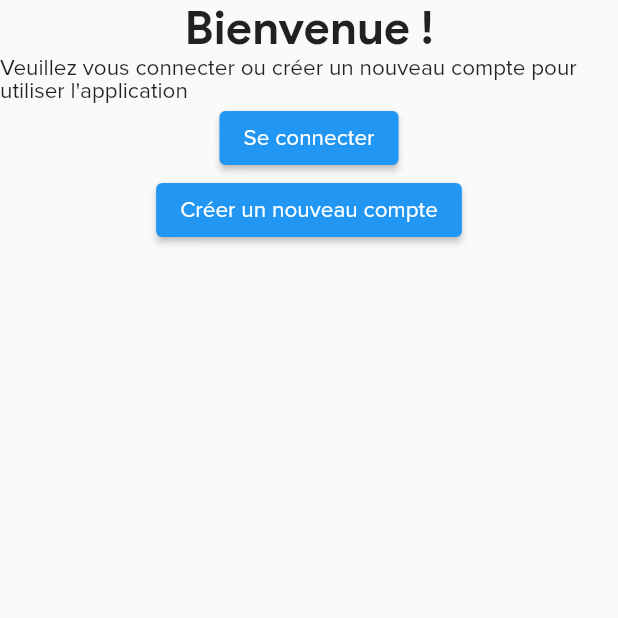
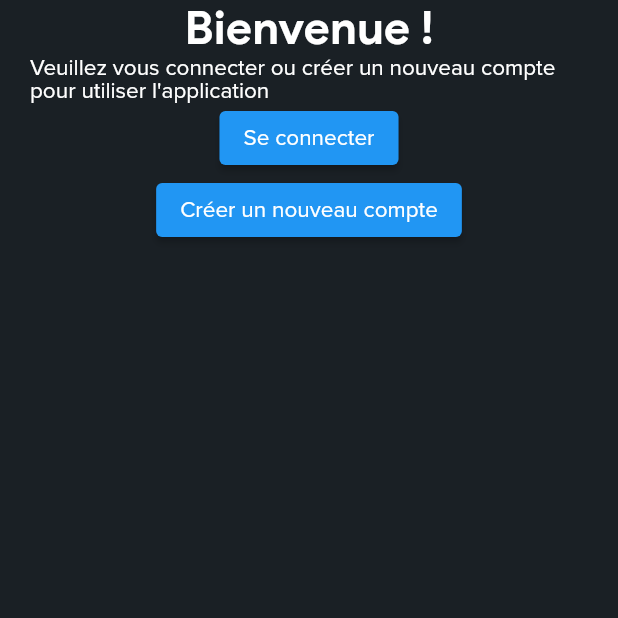
Before and after one commit to LeKaZeD/SteamApp, a Flutter app: the screen it shows after launch, on a phone screen of 412 x 824 dp, the top half of it. Run offline on Flutter 3.47's test engine with Material 2 defaults, Android fonts, the phone set to English and light mode, and no system bars.

Commit message:
custom colors

```diff
--- /dev/null
+++ b/lib/AppColors.dart
@@ -0,0 +1,9 @@
+import 'package:flutter/painting.dart';
+
+class AppColors {
+  static const Color white = Color(0xFFFFFFFF);
+  static const Color background = Color(0xFF1A2025);
+  static const Color input = Color(0xFF1E262C);
+  static const Color primary = Color(0xFF636AF6);
+  static const Color error = Color(0xFFFF004F);
+}
--- a/lib/Connexion.dart
+++ b/lib/Connexion.dart
@@ -1,4 +1,5 @@
 import 'package:flutter/material.dart';
+import 'package:steam_app/AppColors.dart';
 
 class Connexion extends StatefulWidget {
   const Connexion({super.key, required this.title});
@@ -13,7 +14,9 @@ class _ConnexionPageState extends State<Connexion> {
   @override
   Widget build(BuildContext context) {
     return Scaffold(
-      body: Center(
+      backgroundColor: AppColors.background,
+      body: Container(
+        margin: const EdgeInsets.only(left: 20, right: 20),
         child: Column(
           mainAxisAlignment: MainAxisAlignment.start,
           children: [
@@ -25,7 +28,8 @@ class _ConnexionPageState extends State<Connexion> {
                   style: TextStyle(
                       fontFamily: 'GoogleSans',
                       fontWeight: FontWeight.bold,
-                      fontSize: 30),
+                      fontSize: 30,
+                      color: AppColors.white),
                 ),
               ],
             ),
@@ -39,7 +43,8 @@ class _ConnexionPageState extends State<Connexion> {
                       style: TextStyle(
                           fontFamily: 'Proxima',
                           fontWeight: FontWeight.normal,
-                          fontSize: 15),
+                          fontSize: 15,
+                          color: AppColors.white),
                     )),
               ],
             ),
--- a/lib/main.dart
+++ b/lib/main.dart
@@ -15,6 +15,7 @@ class MyApp extends StatelessWidget {
   Widget build(BuildContext context) {
     return MaterialApp(
       title: 'Flutter Demo',
+      debugShowCheckedModeBanner: false,
       theme: ThemeData(
         // This is the theme of your application.
         //
```
